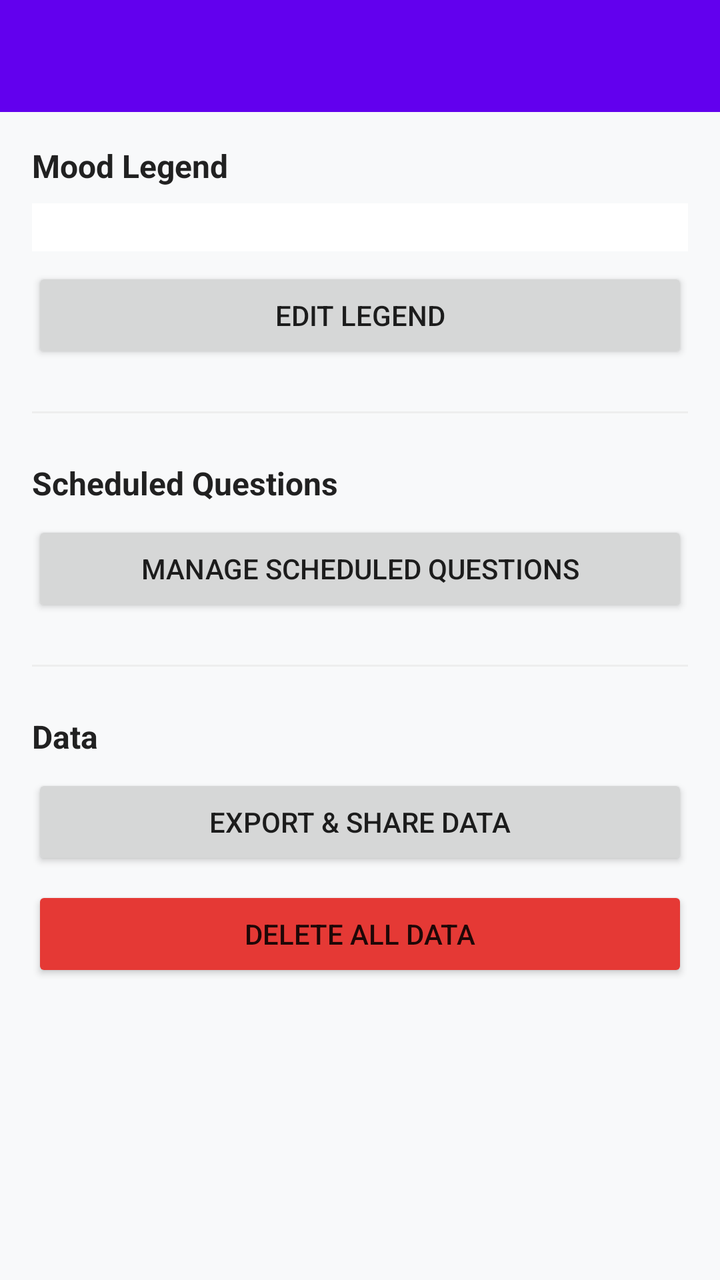
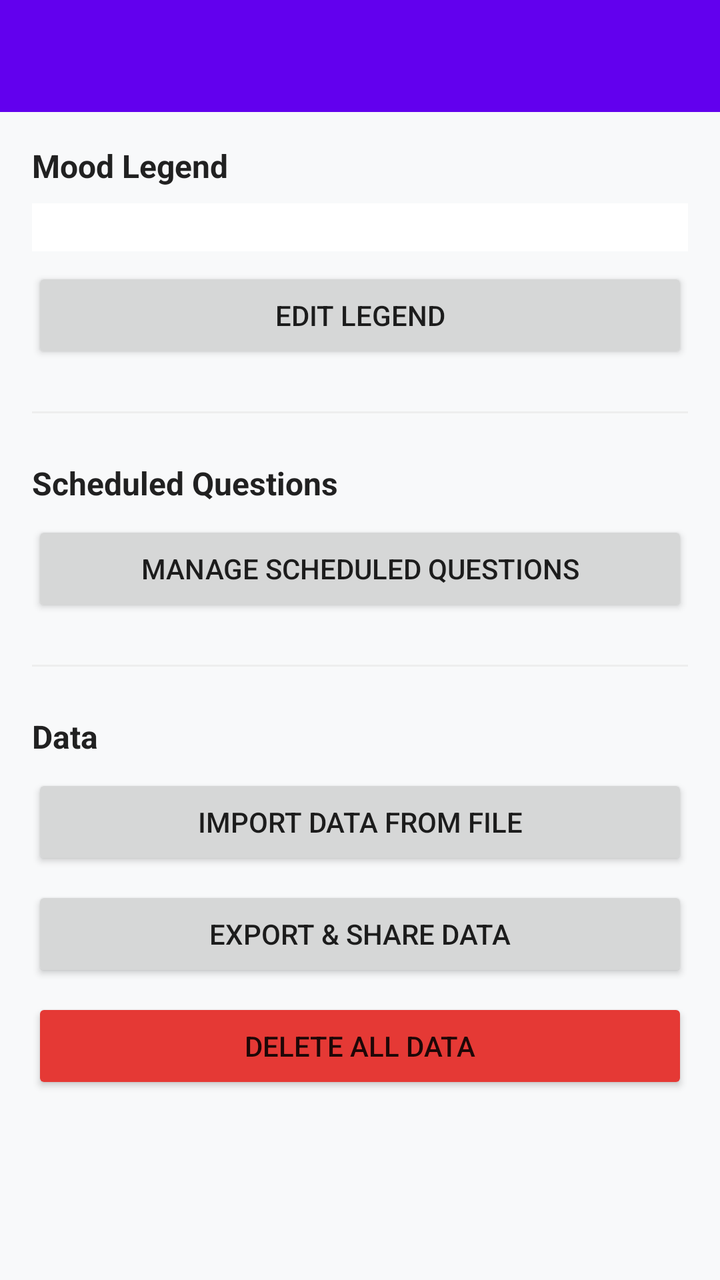

An Android layout rendered at two revisions. The XML below is the earlier revision; the diff shows what the commit changed to produce the second picture.
<!-- AndroidManifest.xml: application theme Theme.MoodPixels -->
<!-- res/layout/activity_settings.xml -->
<?xml version="1.0" encoding="utf-8"?>
<LinearLayout xmlns:android="http://schemas.android.com/apk/res/android"
    android:layout_width="match_parent"
    android:layout_height="match_parent"
    android:fitsSystemWindows="true"
    android:background="@color/background"
    android:orientation="vertical">

    <androidx.appcompat.widget.Toolbar
        android:id="@+id/toolbar"
        android:layout_width="match_parent"
        android:layout_height="?attr/actionBarSize"
        android:background="?attr/colorPrimary"
        android:title="Settings" />

    <ScrollView
        android:layout_width="match_parent"
        android:layout_height="match_parent">

        <LinearLayout
            android:layout_width="match_parent"
            android:layout_height="wrap_content"
            android:orientation="vertical"
            android:padding="16dp">

            <TextView
                android:layout_width="wrap_content"
                android:layout_height="wrap_content"
                android:text="Mood Legend"
                android:textSize="16sp"
                android:textStyle="bold"
                android:textColor="@color/text_primary"
                android:layout_marginBottom="8dp" />

            <LinearLayout
                android:id="@+id/legendPreview"
                android:layout_width="match_parent"
                android:layout_height="wrap_content"
                android:orientation="vertical"
                android:padding="12dp"
                android:background="@color/surface"
                android:layout_marginBottom="8dp" />

            <Button
                android:id="@+id/editLegendButton"
                android:layout_width="match_parent"
                android:layout_height="wrap_content"
                android:text="Edit Legend"
                android:layout_marginBottom="24dp" />

            <View
                android:layout_width="match_parent"
                android:layout_height="1dp"
                android:background="@color/divider"
                android:layout_marginBottom="24dp" />

            <TextView
                android:layout_width="wrap_content"
                android:layout_height="wrap_content"
                android:text="Scheduled Questions"
                android:textSize="16sp"
                android:textStyle="bold"
                android:textColor="@color/text_primary"
                android:layout_marginBottom="8dp" />

            <Button
                android:id="@+id/manageQuestionsButton"
                android:layout_width="match_parent"
                android:layout_height="wrap_content"
                android:text="Manage Scheduled Questions"
                android:layout_marginBottom="24dp" />

            <View
                android:layout_width="match_parent"
                android:layout_height="1dp"
                android:background="@color/divider"
                android:layout_marginBottom="24dp" />

            <TextView
                android:layout_width="wrap_content"
                android:layout_height="wrap_content"
                android:text="Data"
                android:textSize="16sp"
                android:textStyle="bold"
                android:textColor="@color/text_primary"
                android:layout_marginBottom="8dp" />

            <Button
                android:id="@+id/exportButton"
                android:layout_width="match_parent"
                android:layout_height="wrap_content"
                android:text="Export &amp; Share Data"
                android:layout_marginBottom="8dp" />

            <Button
                android:id="@+id/deleteAllButton"
                android:layout_width="match_parent"
                android:layout_height="wrap_content"
                android:text="Delete All Data"
                android:backgroundTint="@color/delete_red" />

        </LinearLayout>

    </ScrollView>

</LinearLayout>
<!-- resources referenced by this layout -->
<resources>
  <color name="background">#FFF8F9FA</color>
  <color name="delete_red">#FFE53935</color>
  <color name="divider">#FFEEEEEE</color>
  <color name="surface">#FFFFFFFF</color>
  <color name="text_primary">#FF212121</color>
  <style name="Theme.MoodPixels" parent="Theme.MaterialComponents.DayNight.DarkActionBar">
          
          <item name="colorPrimary">@color/purple_500</item>
          <item name="colorPrimaryVariant">@color/purple_700</item>
          <item name="colorOnPrimary">@color/white</item>
          
          <item name="colorSecondary">@color/teal_200</item>
          <item name="colorSecondaryVariant">@color/teal_700</item>
          <item name="colorOnSecondary">@color/black</item>
          
          <item name="android:statusBarColor">?attr/colorPrimary</item>
          <item name="android:windowBackground">?attr/colorPrimary</item>
          
          <item name="windowActionBar">false</item>
          <item name="windowNoTitle">true</item>
      </style>
  <color name="purple_500">#FF6200EE</color>
  <color name="purple_700">#FF3700B3</color>
  <color name="white">#FFFFFFFF</color>
  <color name="teal_200">#FF03DAC5</color>
  <color name="teal_700">#FF018786</color>
  <color name="black">#FF000000</color>
</resources>

<!-- the commit's change to res/layout/activity_settings.xml (unified diff, before → after) -->
@@ -86,6 +86,13 @@
                 android:layout_marginBottom="8dp" />
 
             <Button
+                android:id="@+id/importButton"
+                android:layout_width="match_parent"
+                android:layout_height="wrap_content"
+                android:text="Import Data from File"
+                android:layout_marginBottom="8dp" />
+
+            <Button
                 android:id="@+id/exportButton"
                 android:layout_width="match_parent"
                 android:layout_height="wrap_content"
